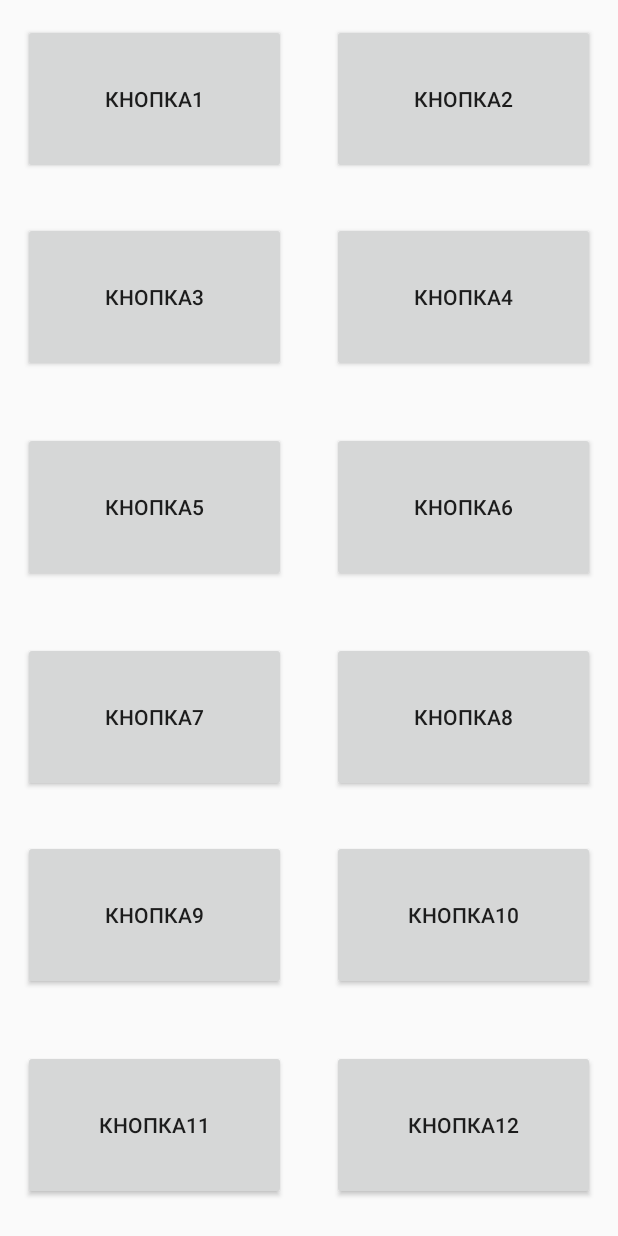
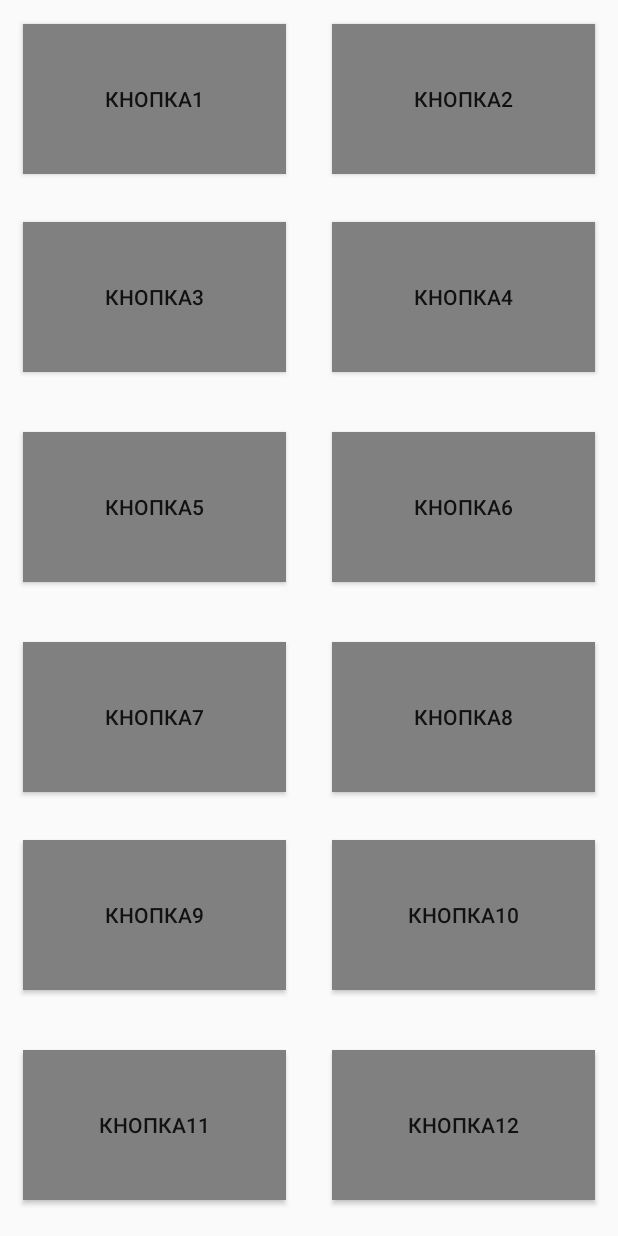
Before and after one commit to alexey-nirvana/YouLoh, an Android app: the screen it shows after launch (MainActivity), on a phone screen of 412 x 824 dp. Run offline under Robolectric (Android 15) with nearby library versions, the phone set to English and light mode, and no system bars.

Commit message:
Третий коммит, код Макса, мой дизайн Доделал логику и цвета

```diff
--- a/app/src/main/res/layout/activity_main.xml
+++ b/app/src/main/res/layout/activity_main.xml
@@ -53,6 +53,7 @@
         android:layout_width="175dp"
         android:layout_height="100dp"
         android:text="КНОПКА1"
+        android:background="@color/gray"
         android:layout_margin="55dp"
         android:padding="25dp"
         app:layout_constraintBottom_toTopOf="@+id/guideline3"
@@ -61,10 +62,24 @@
         app:layout_constraintTop_toTopOf="parent" />
 
     <Button
+        android:id="@+id/button02"
+        android:layout_width="175dp"
+        android:layout_height="100dp"
+        android:text="КНОПКА2"
+        android:background="@color/gray"
+        android:layout_margin="55dp"
+        android:padding="25dp"
+        app:layout_constraintBottom_toTopOf="@+id/guideline3"
+        app:layout_constraintEnd_toEndOf="parent"
+        app:layout_constraintStart_toStartOf="@+id/guideline"
+        app:layout_constraintTop_toTopOf="parent" />
+
+    <Button
         android:id="@+id/button03"
         android:layout_width="175dp"
         android:layout_height="100dp"
         android:text="КНОПКА3"
+        android:background="@color/gray"
         android:layout_margin="55dp"
         android:padding="25dp"
         app:layout_constraintBottom_toTopOf="@+id/guideline4"
@@ -73,22 +88,11 @@
         app:layout_constraintTop_toTopOf="@+id/guideline3" />
 
     <Button
-        android:id="@+id/button02"
-        android:layout_width="175dp"
-        android:layout_height="100dp"
-        android:text="КНОПКА2"
-        android:layout_margin="55dp"
-        android:padding="25dp"
-        app:layout_constraintBottom_toTopOf="@+id/guideline3"
-        app:layout_constraintEnd_toEndOf="parent"
-        app:layout_constraintStart_toStartOf="@+id/guideline"
-        app:layout_constraintTop_toTopOf="parent" />
-
-    <Button
         android:id="@+id/button04"
         android:layout_width="175dp"
         android:layout_height="100dp"
         android:text="КНОПКА4"
+        android:background="@color/gray"
         android:layout_margin="55dp"
         android:padding="25dp"
         app:layout_constraintBottom_toTopOf="@+id/guideline4"
@@ -101,6 +105,7 @@
         android:layout_width="175dp"
         android:layout_height="100dp"
         android:text="КНОПКА5"
+        android:background="@color/gray"
         android:layout_margin="55dp"
         android:padding="25dp"
         app:layout_constraintBottom_toTopOf="@+id/guideline5"
@@ -113,6 +118,7 @@
         android:layout_width="175dp"
         android:layout_height="100dp"
         android:text="КНОПКА6"
+        android:background="@color/gray"
         android:layout_margin="55dp"
         android:padding="25dp"
         app:layout_constraintBottom_toTopOf="@+id/guideline5"
@@ -125,6 +131,7 @@
         android:layout_width="175dp"
         android:layout_height="100dp"
         android:text="КНОПКА7"
+        android:background="@color/gray"
         android:layout_margin="55dp"
         android:padding="25dp"
         app:layout_constraintBottom_toTopOf="@+id/guideline6"
@@ -137,6 +144,7 @@
         android:layout_width="175dp"
         android:layout_height="100dp"
         android:text="КНОПКА8"
+        android:background="@color/gray"
         android:layout_margin="55dp"
         android:padding="25dp"
         app:layout_constraintBottom_toTopOf="@+id/guideline6"
@@ -149,6 +157,7 @@
         android:layout_width="175dp"
         android:layout_height="100dp"
         android:text="КНОПКА9"
+        android:background="@color/gray"
         android:layout_margin="55dp"
         android:padding="25dp"
         app:layout_constraintBottom_toTopOf="@+id/guideline7"
@@ -161,6 +170,7 @@
         android:layout_width="175dp"
         android:layout_height="100dp"
         android:text="КНОПКА10"
+        android:background="@color/gray"
         android:layout_margin="55dp"
         android:padding="25dp"
         app:layout_constraintBottom_toTopOf="@+id/guideline7"
@@ -173,6 +183,7 @@
         android:layout_width="175dp"
         android:layout_height="100dp"
         android:text="КНОПКА11"
+        android:background="@color/gray"
         android:layout_margin="55dp"
         android:padding="25dp"
         app:layout_constraintBottom_toBottomOf="parent"
@@ -185,6 +196,7 @@
         android:layout_width="175dp"
         android:layout_height="100dp"
         android:text="КНОПКА12"
+        android:background="@color/gray"
         android:layout_margin="55dp"
         android:padding="25dp"
         app:layout_constraintBottom_toBottomOf="parent"
--- a/app/src/main/res/values/colors.xml
+++ b/app/src/main/res/values/colors.xml
@@ -7,4 +7,5 @@
     <color name="teal_700">#FF018786</color>
     <color name="black">#FF000000</color>
     <color name="white">#FFFFFFFF</color>
+    <color name="gray">#808080</color>
 </resources>
```
Also changed, not shown: app/src/main/java/com/example/youloh/MainActivity.kt (+32 -1 lines).
